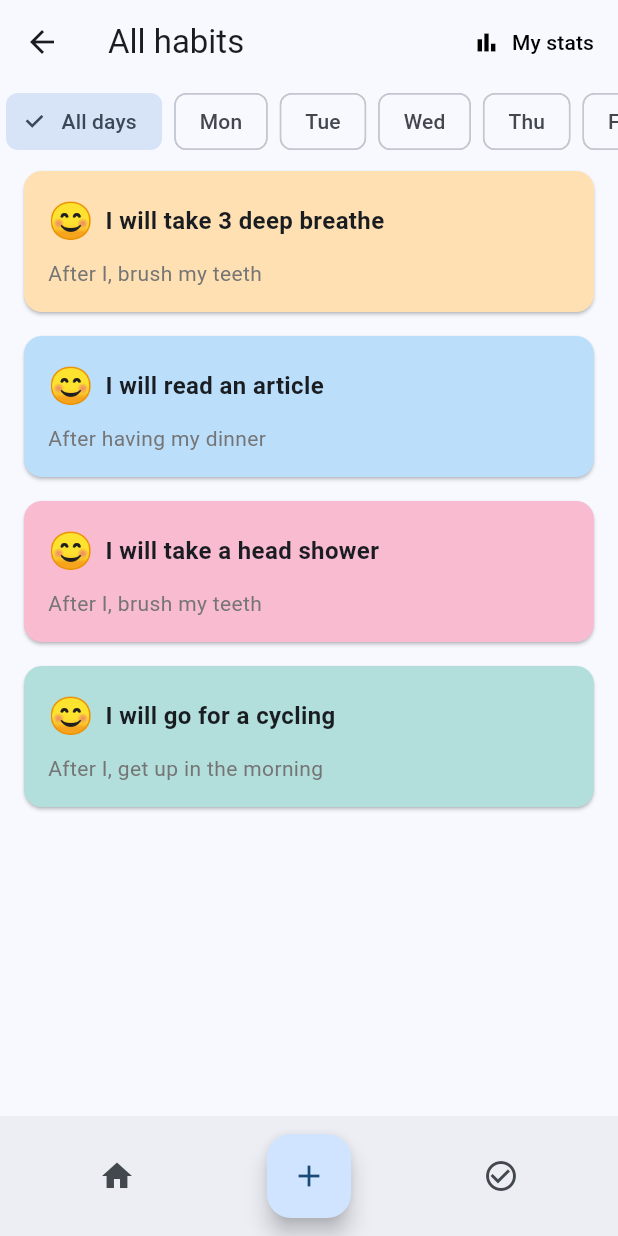
After one commit to emirks/molecular-momentum-web-app, a Flutter app: the HomeScreen screen opened by its route, after a tap on the "menu" icon, after a tap on "Design Render", on a phone screen of 412 x 824 dp. The commit adds this screen. Run offline on Flutter 3.47's test engine with Material 3 defaults, Android fonts, the phone set to English and light mode, and no system bars; accounts and stored records are empty; network calls fail.

Commit message:
[feat] Frontend changes

```diff
--- /dev/null
+++ b/frontend_flutter/lib/design_render_screen.dart
@@ -0,0 +1,118 @@
+import 'package:flutter/material.dart';
+
+class DesignRenderScreen extends StatefulWidget {
+  @override
+  _DesignRenderScreenState createState() => _DesignRenderScreenState();
+}
+
+class _DesignRenderScreenState extends State<DesignRenderScreen> {
+  String selectedDay = 'All days';
+  List<Map<String, dynamic>> habits = [
+    {'title': 'I will take 3 deep breathe', 'subtitle': 'After I, brush my teeth', 'color': Colors.orange[100]!, 'icon': '😊'},
+    {'title': 'I will read an article', 'subtitle': 'After having my dinner', 'color': Colors.blue[100]!, 'icon': '😊'},
+    {'title': 'I will take a head shower', 'subtitle': 'After I, brush my teeth', 'color': Colors.pink[100]!, 'icon': '😊'},
+    {'title': 'I will go for a cycling', 'subtitle': 'After I, get up in the morning', 'color': Colors.teal[100]!, 'icon': '😊'},
+  ];
+
+  @override
+  Widget build(BuildContext context) {
+    return Scaffold(
+      appBar: AppBar(
+        title: Text('All habits'),
+        actions: [
+          TextButton.icon(
+            onPressed: () {},
+            icon: Icon(Icons.bar_chart, color: Colors.black),
+            label: Text('My stats', style: TextStyle(color: Colors.black)),
+          ),
+        ],
+      ),
+      body: Column(
+        children: [
+          _buildDaySelector(),
+          Expanded(
+            child: ListView.builder(
+              itemCount: habits.length,
+              itemBuilder: (context, index) => _buildHabitCard(habits[index]),
+            ),
+          ),
+        ],
+      ),
+      bottomNavigationBar: _buildBottomNavBar(),
+    );
+  }
+
+  Widget _buildDaySelector() {
+    List<String> days = ['All days', 'Mon', 'Tue', 'Wed', 'Thu', 'Fri', 'Sat', 'Sun'];
+    return Container(
+      height: 50,
+      child: ListView.builder(
+        scrollDirection: Axis.horizontal,
+        itemCount: days.length,
+        itemBuilder: (context, index) {
+          return Padding(
+            padding: EdgeInsets.symmetric(horizontal: 4),
+            child: ChoiceChip(
+              label: Text(days[index]),
+              selected: selectedDay == days[index],
+              onSelected: (selected) {
+                setState(() {
+                  selectedDay = days[index];
+                });
+              },
+            ),
+          );
+        },
+      ),
+    );
+  }
+
+  Widget _buildHabitCard(Map<String, dynamic> habit) {
+    return Card(
+      color: habit['color'],
+      margin: EdgeInsets.symmetric(horizontal: 16, vertical: 8),
+      child: Padding(
+        padding: EdgeInsets.all(16),
+        child: Column(
+          crossAxisAlignment: CrossAxisAlignment.start,
+          children: [
+            Row(
+              children: [
+                Text(
+                  habit['icon'],
+                  style: TextStyle(fontSize: 24),
+                ),
+                SizedBox(width: 8),
+                Text(
+                  habit['title'],
+                  style: TextStyle(fontSize: 16, fontWeight: FontWeight.bold),
+                ),
+              ],
+            ),
+            SizedBox(height: 8),
+            Text(
+              habit['subtitle'],
+              style: TextStyle(fontSize: 14, color: Colors.grey[600]),
+            ),
+          ],
+        ),
+      ),
+    );
+  }
+
+  Widget _buildBottomNavBar() {
+    return BottomAppBar(
+      child: Row(
+        mainAxisAlignment: MainAxisAlignment.spaceAround,
+        children: [
+          IconButton(icon: Icon(Icons.home), onPressed: () {}),
+          FloatingActionButton(
+            child: Icon(Icons.add),
+            onPressed: () {},
+          ),
+          IconButton(icon: Icon(Icons.check_circle_outline), onPressed: () {}),
+        ],
+      ),
+    );
+  }
+}
--- a/frontend_flutter/lib/home_screen.dart
+++ b/frontend_flutter/lib/home_screen.dart
@@ -7,6 +7,7 @@ import 'services/user_service.dart';
 import 'settings_screen.dart';
 import 'services/auth_service.dart';
 import 'tracking_channels_screen.dart';
+import 'design_render_screen.dart';
 
 class HomeScreen extends StatefulWidget {
   const HomeScreen({Key? key}) : super(key: key);
@@ -295,6 +296,16 @@ class _HomeScreenState extends State<HomeScreen> {
               Navigator.of(context).pushNamedAndRemoveUntil('/', (route) => false);
             },
           ),
+          ListTile(
+            leading: Icon(Icons.palette),
+            title: Text('Design Render'),
+            onTap: () {
+              Navigator.push(
+                context,
+                MaterialPageRoute(builder: (context) => DesignRenderScreen()),
+              );
+            },
+          ),
         ],
       ),
     );
```
Also changed, not shown: frontend_flutter/lib/components/tracking_channel_card.dart (+42 -16 lines).
